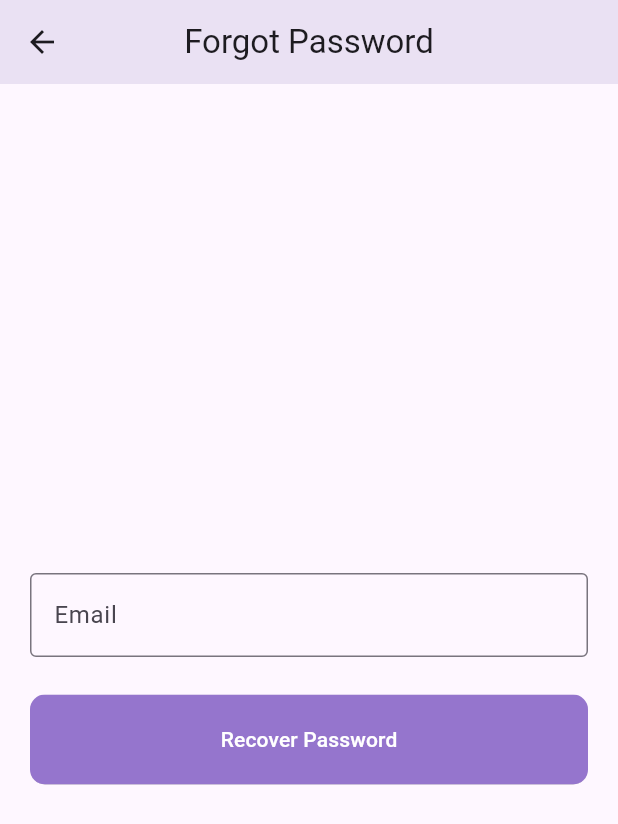
After one commit to rakib5377/blogapp, a Flutter app: the ForgotPassword screen opened directly, on a phone screen of 412 x 824 dp. The commit adds this screen. Shown: the top 824 px of the screen. Run offline on Flutter 3.47's test engine with Material 3 defaults, Android fonts, the phone set to English and light mode, and no system bars; drawn by our look-alikes of modal_progress_hud_nsn; our stand-ins replace cached_network_image, crystal_navigation_bar, curved_navigation_bar, dio, firebase_auth, firebase_core and 7 more; missing offline and left inert: firebase_app_check; accounts and stored records are empty.

Commit message:
Initially completed

```diff
--- a/lib/main.dart
+++ b/lib/main.dart
@@ -23,7 +23,7 @@ class MyApp extends StatelessWidget {
   @override
   Widget build(BuildContext context) {
     return MaterialApp(
-      themeMode: ThemeMode.dark,
+      themeMode: ThemeMode.light,
       theme: ThemeData(
         primarySwatch: Colors.brown,
         appBarTheme: AppBarTheme(centerTitle: true,elevation: 10)
--- /dev/null
+++ b/lib/screens/forgot_password.dart
@@ -0,0 +1,96 @@
+import 'package:blogapp/components/round_button.dart';
+import 'package:blogapp/screens/login_screen.dart';
+import 'package:firebase_auth/firebase_auth.dart';
+import 'package:flutter/material.dart';
+import 'package:fluttertoast/fluttertoast.dart';
+import 'package:modal_progress_hud_nsn/modal_progress_hud_nsn.dart';
+class ForgotPassword extends StatefulWidget {
+  const ForgotPassword({super.key});
+
+  @override
+  State<ForgotPassword> createState() => _ForgotPasswordState();
+}
+  FirebaseAuth _auth = FirebaseAuth.instance;
+  final emailController = TextEditingController();
+  final _formkey = GlobalKey<FormState>();
+  bool showSpinner = false;
+class _ForgotPasswordState extends State<ForgotPassword> {
+  @override
+  Widget build(BuildContext context) {
+    return Scaffold(
+      appBar: AppBar(
+        title: Text("Forgot Password"),
+      ),
+      body: ModalProgressHUD(
+        inAsyncCall: showSpinner,
+        child: Padding(
+          padding: const EdgeInsets.symmetric(horizontal: 20),
+          child: Column(
+            mainAxisAlignment: MainAxisAlignment.center,
+            children: [
+              Form(
+                key: _formkey,
+                  child: Column(
+                    children: [
+                      Padding(
+                        padding: const EdgeInsets.symmetric(vertical: 25.0),
+                        child: TextFormField(
+                          controller: emailController,
+                          decoration: InputDecoration(
+                            labelText: "Email",
+                            hintText: "Enter Email here",
+                            hintStyle: TextStyle(color: Colors.grey),
+                            border: OutlineInputBorder()
+                          ),
+                          validator: (value){
+                            return value!.isEmpty ? 'Email required': null;
+                          },
+                        ),
+                      )
+                    ],
+                  )
+
+              ),
+              RoundButton(title: "Recover Password", onPress: (){
+                setState(() {
+                  showSpinner = true;
+                });
+                if(_formkey.currentState!.validate()){
+                  try{
+                    _auth.sendPasswordResetEmail(email: emailController.text.toString().trim()).then(
+                        (value){
+                          toastMessage('Reset mail sent to your E-mail.');
+                          setState(() {
+                            showSpinner = false;
+                          });
+                          Navigator.push(context, MaterialPageRoute(builder: (_)=>LoginScreen()));
+                        }
+                    ).onError((error, stackTrace){
+                      toastMessage(error.toString());
+                    });
+                    setState(() {
+                      showSpinner = false;
+                    });
+                  }catch(e){
+                    toastMessage(e.toString());
+                  }
+                }
+              }, borderSize: 10)
+            ],
+          ),
+        ),
+      ),
+    );
+  }
+  void toastMessage(String message){
+    Fluttertoast.showToast(
+        msg: message,
+        toastLength: Toast.LENGTH_SHORT,
+        gravity: ToastGravity.BOTTOM,
+        timeInSecForIosWeb: 1,
+        backgroundColor: Colors.white,
+        textColor: Colors.black,
+        fontSize: 16.0
+    );
+  }
+}
--- a/lib/screens/main_screen.dart
+++ b/lib/screens/main_screen.dart
@@ -28,7 +28,7 @@ class _MainScreenState extends State<MainScreen> {
     return Scaffold(
       body: screens.elementAt(_currentIndex),
       bottomNavigationBar: CurvedNavigationBar(
-        buttonBackgroundColor: Colors.black,
+        buttonBackgroundColor: Colors.white,
         height: 45,
         color: Colors.grey,
         animationDuration: Duration(milliseconds: 250),
```
Also changed, not shown: lib/screens/home_screen.dart (+82 -5 lines), lib/screens/login_screen.dart (+22 -2 lines), lib/screens/signin_screen.dart (+19 -1 lines).
